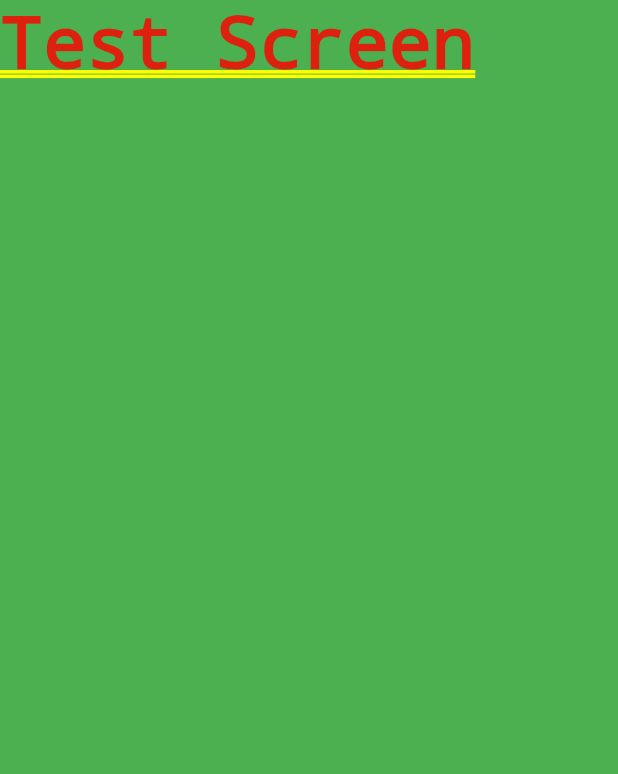
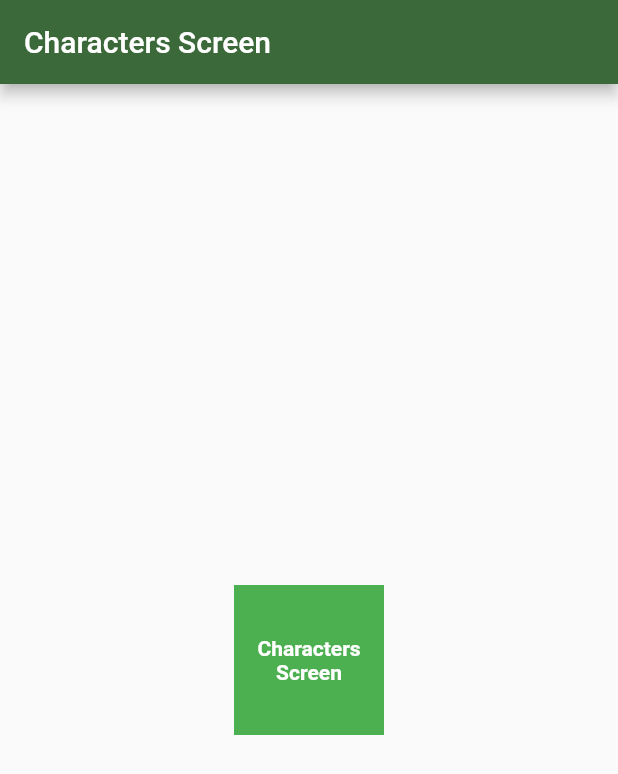
Before and after one commit to Ahmed-Ezzeldin/breaking_bloc, a Flutter app: the screen it shows after launch, on a phone screen of 412 x 824 dp. Shown: the top 774 px of the screen. Run offline on Flutter 3.47's test engine with Material 2 defaults, Android fonts, the light colour scheme and no system bars; our stand-ins replace bloc, dio.

Commit message:
webservices and repository

```diff
--- a/lib/app_router.dart
+++ b/lib/app_router.dart
@@ -1,7 +1,6 @@
 import 'package:breaking_bloc/constants/strings.dart';
 import 'package:breaking_bloc/presentation/screens/character_details_screen.dart';
 import 'package:breaking_bloc/presentation/screens/characters_screen.dart';
-import 'package:flutter/cupertino.dart';
 import 'package:flutter/material.dart';
 
 class AppRouter {
@@ -13,5 +12,6 @@ class AppRouter {
         return MaterialPageRoute(
             builder: (_) => const CharacterDetailsScreen());
     }
+    return null;
   }
 }
--- a/lib/business_logic/cubit/characters_cubit.dart
+++ b/lib/business_logic/cubit/characters_cubit.dart
@@ -1,8 +1,16 @@
 import 'package:bloc/bloc.dart';
 import 'package:meta/meta.dart';
+import 'package:breaking_bloc/data/models/characters.dart';
+import 'package:breaking_bloc/data/repository/characters_repository.dart';
 
 part 'characters_state.dart';
 
 class CharactersCubit extends Cubit<CharactersState> {
-  CharactersCubit() : super(CharactersInitial());
+  final CharactersRepository charactersRepository;
+  CharactersCubit(this.charactersRepository) : super(CharactersInitial());
+
+  Future<List<Character>> getAllCharacters() async {
+    final characters = await charactersRepository.getAllCharacters();
+    return characters.map((e) => Character.fromJson(e)).toList();
+  }
 }
--- a/lib/main.dart
+++ b/lib/main.dart
@@ -13,6 +13,10 @@ class BreakingBadApp extends StatelessWidget {
     return MaterialApp(
       debugShowCheckedModeBanner: false,
       onGenerateRoute: appRouter.generateRoute,
+      theme: ThemeData(
+        // primaryColor: Colors.green,
+        colorScheme: ColorScheme.fromSeed(seedColor: Colors.green),
+      ),
     );
   }
 }
--- a/lib/presentation/screens/character_details_screen.dart
+++ b/lib/presentation/screens/character_details_screen.dart
@@ -5,9 +5,9 @@ class CharacterDetailsScreen extends StatelessWidget {
 
   @override
   Widget build(BuildContext context) {
-    return Container(
-      color: Colors.green,
-      child: const Text("Test Screen"),
+    return Scaffold(
+      appBar: AppBar(title: const Text("Details Screen")),
+      body: const Center(child: Text("Details Screen")),
     );
   }
 }
--- a/lib/presentation/screens/characters_screen.dart
+++ b/lib/presentation/screens/characters_screen.dart
@@ -1,13 +1,71 @@
+import 'package:breaking_bloc/constants/strings.dart';
 import 'package:flutter/material.dart';
 
-class CharactersScreen extends StatelessWidget {
+class CharactersScreen extends StatefulWidget {
   const CharactersScreen({Key? key}) : super(key: key);
 
   @override
+  State<CharactersScreen> createState() => _CharactersScreenState();
+}
+
+class _CharactersScreenState extends State<CharactersScreen>
+    with SingleTickerProviderStateMixin {
+  late AnimationController animationController;
+  late Animation<Offset> animation;
+
+  final Offset begin = const Offset(3.0, 0.0);
+  final Offset end = const Offset(0.0, 0.0);
+  final Duration milliseconds = const Duration(milliseconds: 2500);
+  final Curve curve = Curves.fastOutSlowIn;
+  final Duration duration = const Duration(milliseconds: 2500);
+
+  @override
+  void initState() {
+    animationController = AnimationController(
+      duration: const Duration(milliseconds: 2500),
+      vsync: this,
+    )..addListener(() {
+        setState(() {});
+      });
+    animation = Tween<Offset>(begin: begin, end: end)
+        .animate(CurvedAnimation(parent: animationController, curve: curve));
+    animationController.forward();
+    super.initState();
+  }
+
+  @override
+  void dispose() {
+    animationController.dispose();
+    super.dispose();
+  }
+
+  @override
   Widget build(BuildContext context) {
-    return Container(
-      color: Colors.green,
-      child: const Text("Test Screen"),
+    return Scaffold(
+      appBar: AppBar(title: const Text("Characters Screen")),
+      body: Center(
+          child: SlideTransition(
+        position: animation,
+        child: InkWell(
+          child: Container(
+            height: 100,
+            width: 100,
+            color: Colors.green,
+            alignment: Alignment.center,
+            child: const Text(
+              "Characters Screen",
+              textAlign: TextAlign.center,
+              style: TextStyle(
+                fontWeight: FontWeight.bold,
+                color: Colors.white,
+              ),
+            ),
+          ),
+          onTap: () {
+            Navigator.of(context).pushNamed(charactersDetailsScreen);
+          },
+        ),
+      )),
     );
   }
 }
```
Also changed, not shown: lib/constants/my_colors.dart (+7 -0 lines), lib/data/models/characters.dart (+56 -0 lines), lib/data/repository/characters_repository.dart (added, +13 -0 lines), lib/data/web_services/characters_web_services.dart (added, +28 -0 lines).
